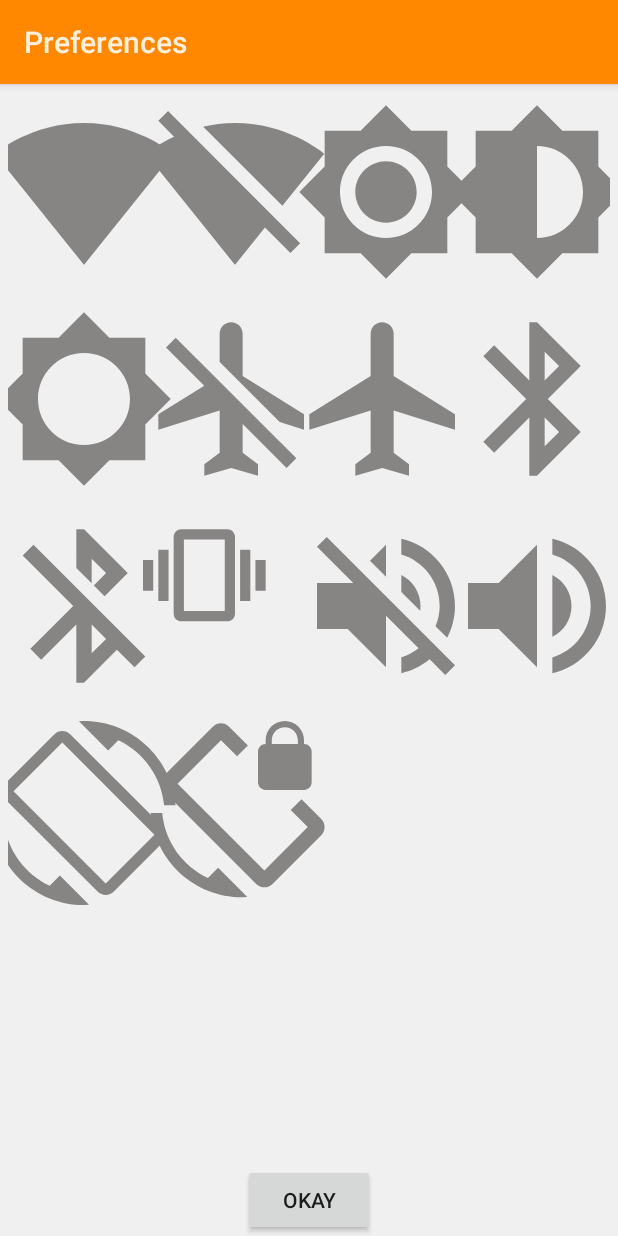
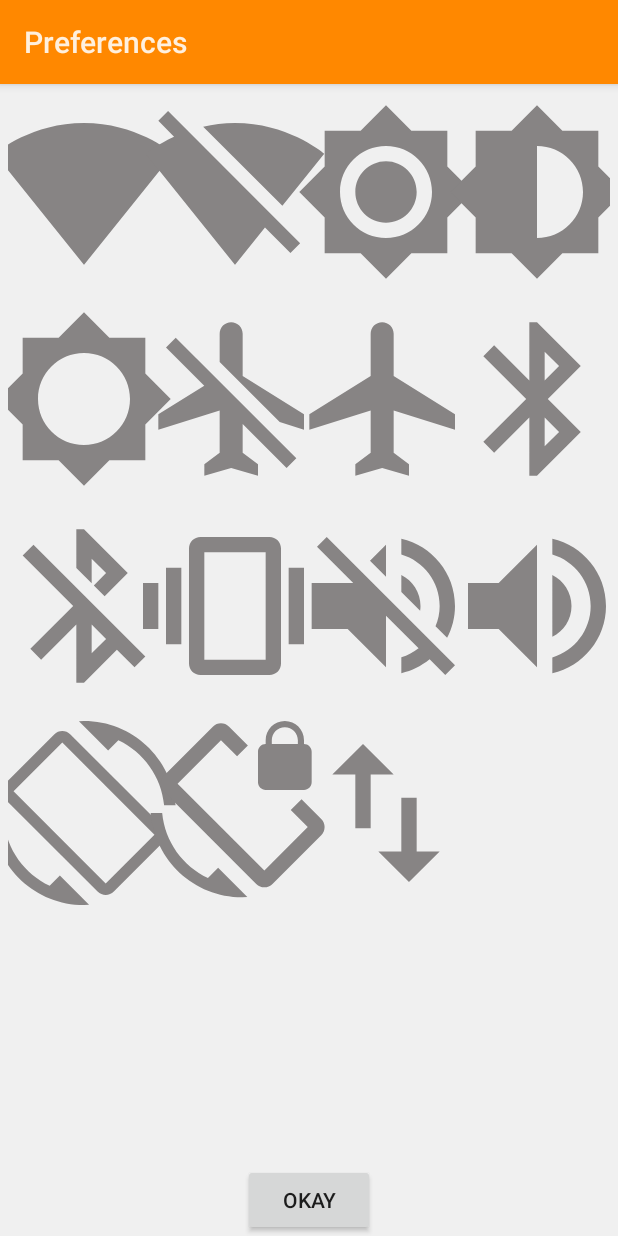
Before and after one commit to AbhijitParate/Profiler_project, an Android app: the BatteryRem screen opened directly, with no data from a screen before it, after a tap on "SET PREFERENCES", on a phone screen of 412 x 824 dp. Run offline under Robolectric (Android 15) with nearby library versions, the phone set to English and light mode, and no system bars.

Commit message:
Customized and added icons in Grid View

```diff
--- a/Profiler/app/src/main/java/com/example/ishwari/profiler/GridViewAdapter.java
+++ b/Profiler/app/src/main/java/com/example/ishwari/profiler/GridViewAdapter.java
@@ -12,6 +12,8 @@ import android.widget.ImageView;
  */
 public class GridViewAdapter extends BaseAdapter {
 
+    //String [] toasts = {"Wifi On", "Wifi Off", "High brightness","Medium brightness", "Low brightness", "Airplane mode off", "Airplane mode on", "Bluetooth on", "Bluetooth off",
+    //""};
 
     private Context mContext;
 
@@ -49,9 +51,6 @@ public class GridViewAdapter extends BaseAdapter {
         return imageView;
 
 
-
-
-
     }
 
 
@@ -69,13 +68,10 @@ public class GridViewAdapter extends BaseAdapter {
             R.drawable.ic_volume_off_24dp,
             R.drawable.ic_volume_up_24dp,
             R.drawable.ic_screen_rotation_24dp,
-            R.drawable.ic_screen_lock_rotation_24dp
+            R.drawable.ic_screen_lock_rotation_24dp,
+            R.drawable.ic_swap_vert_24dp
+
+    };
 
 
-
-
-
-
-
-    };
 }
--- /dev/null
+++ b/Profiler/app/src/main/res/drawable/ic_swap_vert_24dp.xml
@@ -0,0 +1,5 @@
+<?xml version="1.0" encoding="UTF-8"?>
+<vector android:height="36dp" android:viewportHeight="24.0"
+    android:viewportWidth="24.0" android:width="36dp" xmlns:android="http://schemas.android.com/apk/res/android">
+    <path android:fillColor="#878484" android:pathData="M16,17.01V10h-2v7.01h-3L15,21l4,-3.99h-3zM9,3L5,6.99h3V14h2V6.99h3L9,3z"/>
+</vector>
--- a/Profiler/app/src/main/res/drawable/ic_vibration_24dp.xml
+++ b/Profiler/app/src/main/res/drawable/ic_vibration_24dp.xml
@@ -1,8 +1,8 @@
 <vector xmlns:android="http://schemas.android.com/apk/res/android"
         android:width="36dp"
         android:height="36dp"
-        android:viewportWidth="36.0"
-        android:viewportHeight="36.0">
+        android:viewportWidth="24.0"
+        android:viewportHeight="24.0">
     <path
         android:fillColor="#878484"
         android:pathData="M0,15h2V9H0v6zm3,2h2V7H3v10zm19,-8v6h2V9h-2zm-3,8h2V7h-2v10zM16.5,3h-9C6.67,3 6,3.67 6,4.5v15c0,0.83 0.67,1.5 1.5,1.5h9c0.83,0 1.5,-0.67 1.5,-1.5v-15c0,-0.83 -0.67,-1.5 -1.5,-1.5zM16,19H8V5h8v14z"/>
--- a/Profiler/build.gradle
+++ b/Profiler/build.gradle
@@ -5,7 +5,7 @@ buildscript {
         jcenter()
     }
     dependencies {
-        classpath 'com.android.tools.build:gradle:1.4.0-beta3'
+        classpath 'com.android.tools.build:gradle:1.3.0'
 
 
         // NOTE: Do not place your application dependencies here; they belong
```
Also changed, not shown: Profiler/app/src/main/java/com/example/ishwari/profiler/BatteryRem.java (+77 -10 lines).
